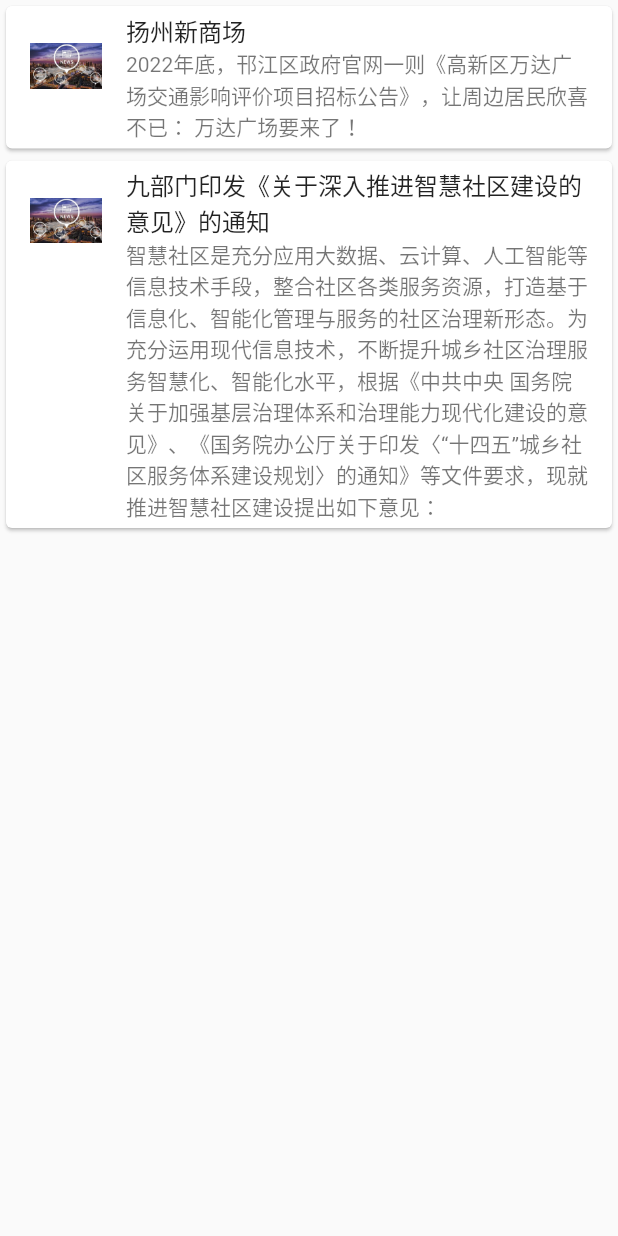
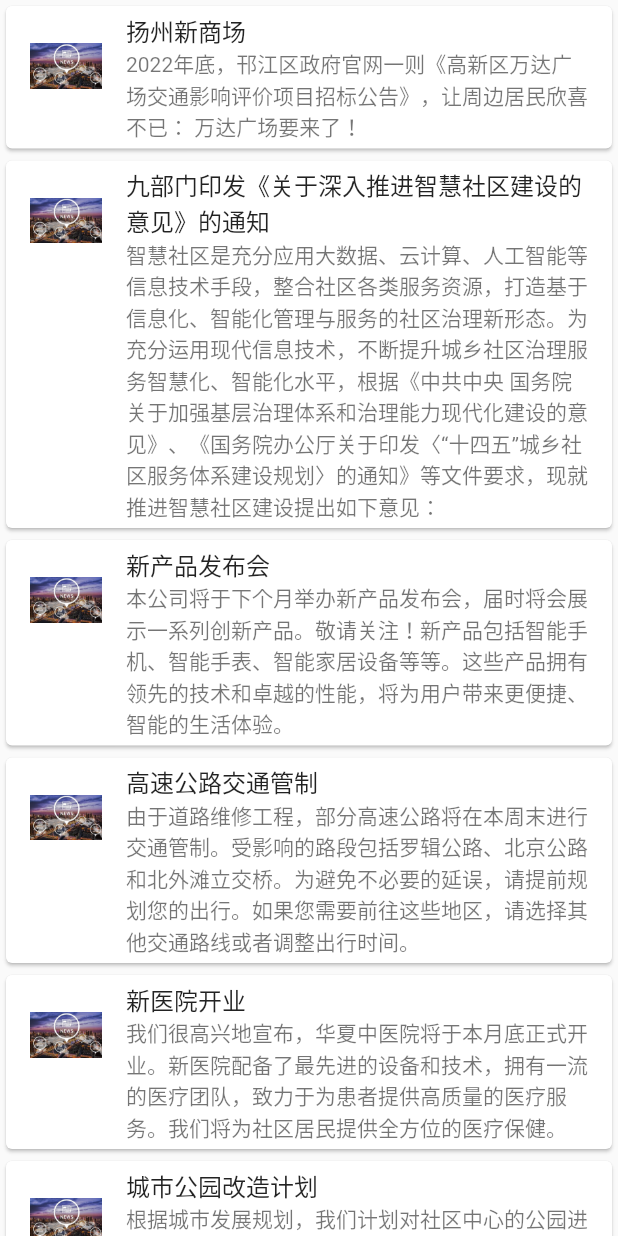
Before and after one commit to Niggling/SmartCommunity, a Flutter app: the NewsAppView screen opened directly, on a phone screen of 412 x 824 dp. Run offline on Flutter 3.47's test engine with Material 2 defaults, Android fonts, the phone set to English and light mode, and no system bars; our stand-ins replace dio, image_picker, video_player; missing offline and left inert: mysql1.

Commit message:
添加了多条不同的新闻

```diff
--- a/lib/newsview.dart
+++ b/lib/newsview.dart
@@ -18,8 +18,33 @@ class NewsAppView extends StatelessWidget {
           '《国务院办公厅关于印发〈“十四五”城乡社区服务体系建设规划〉的通知》等文件要求，'
           '现就推进智慧社区建设提出如下意见：',
     ),
-    // Add more news items as needed
+    News(
+      title: '新产品发布会',
+      content: '本公司将于下个月举办新产品发布会，届时将会展示一系列创新产品。敬请关注！'
+          '新产品包括智能手机、智能手表、智能家居设备等等。这些产品拥有领先的技术和卓越的性能，'
+          '将为用户带来更便捷、智能的生活体验。',
+    ),
+    News(
+      title: '高速公路交通管制',
+      content: '由于道路维修工程，部分高速公路将在本周末进行交通管制。'
+          '受影响的路段包括罗辑公路、北京公路和北外滩立交桥。为避免不必要的延误，请提前规划您的出行。'
+          '如果您需要前往这些地区，请选择其他交通路线或者调整出行时间。',
+    ),
+    News(
+      title: '新医院开业',
+      content: '我们很高兴地宣布，华夏中医院将于本月底正式开业。新医院配备了最先进的设备和技术，'
+          '拥有一流的医疗团队，致力于为患者提供高质量的医疗服务。我们将为社区居民提供全方位的医疗保健。',
+    ),
+    News(
+      title: '城市公园改造计划',
+      content: '根据城市发展规划，我们计划对社区中心的公园进行改造和升级。'
+          '改造后的公园将增加更多的绿化植物、休闲设施和娱乐活动区域，'
+          '为居民创造一个美丽宜人的休闲场所。改造工程将于近期开始。',
+    ),
   ];
+
+// You can add more News objects here if needed
+
 
 
 
```
